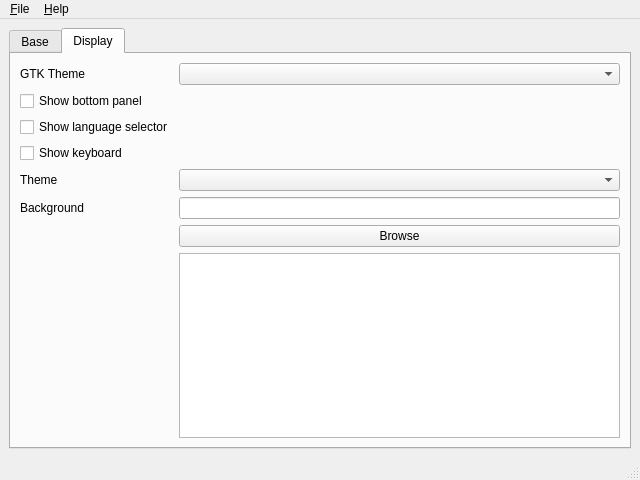
First picture: the form in customizer.ui, repository elleryq/lxdm-customizer, before the edit.
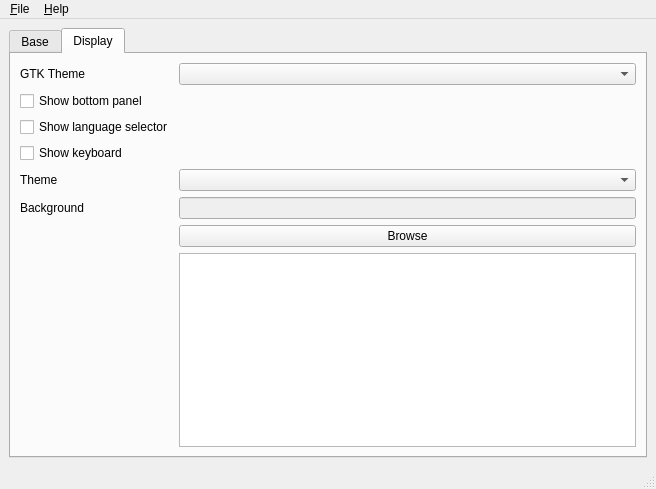
Second picture: the form after the edit. The open tabs and pages were chosen to show the change.

The edit to the form file:
```diff
--- a/customizer.ui
+++ b/customizer.ui
@@ -110,7 +110,11 @@
            </widget>
           </item>
           <item row="5" column="1">
-           <widget class="QLineEdit" name="editBackground"/>
+           <widget class="QLineEdit" name="editBackground">
+            <property name="enabled">
+             <bool>false</bool>
+            </property>
+           </widget>
           </item>
           <item row="6" column="1">
            <widget class="QPushButton" name="buttonBrowse">
@@ -120,7 +124,14 @@
            </widget>
           </item>
           <item row="7" column="1">
-           <widget class="QGraphicsView" name="graphicsView"/>
+           <widget class="QGraphicsView" name="graphicsView">
+            <property name="minimumSize">
+             <size>
+              <width>457</width>
+              <height>192</height>
+             </size>
+            </property>
+           </widget>
           </item>
          </layout>
         </item>
```
Left out of the diff: 2 changed lines with no effect on the pictures.
